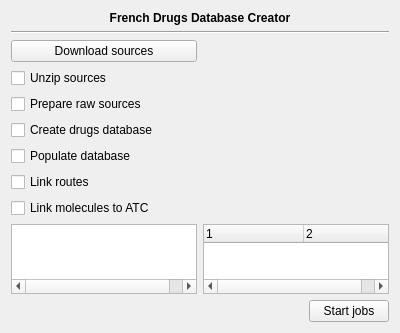
FreeHealth/freehealth, file freetoolbox/plugins/drugsdb/frenchdrugsdatabasewidget.ui: the form before one commit.
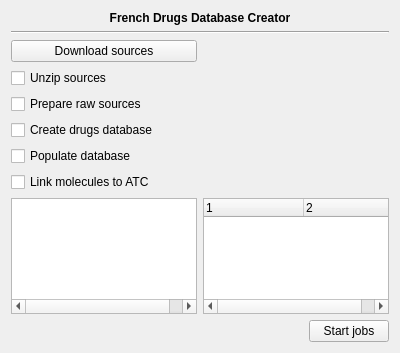
The form after the commit.

Commit message: FreeToolBox: - correcting french drug database creator

The edit to the form file:
```diff
--- a/freetoolbox/plugins/drugsdb/frenchdrugsdatabasewidget.ui
+++ b/freetoolbox/plugins/drugsdb/frenchdrugsdatabasewidget.ui
@@ -7,7 +7,7 @@
     <x>0</x>
     <y>0</y>
     <width>400</width>
-    <height>328</height>
+    <height>353</height>
    </rect>
   </property>
   <property name="windowTitle">
@@ -58,7 +58,7 @@
      </property>
     </widget>
    </item>
-   <item row="10" column="0">
+   <item row="9" column="0">
     <widget class="QTreeWidget" name="messages">
      <property name="toolTip">
       <string>MESSAGES</string>
@@ -84,7 +84,7 @@
      </column>
     </widget>
    </item>
-   <item row="10" column="1">
+   <item row="9" column="1">
     <widget class="QTreeWidget" name="errors">
      <property name="toolTip">
       <string>ERRORS</string>
@@ -110,7 +110,7 @@
      </column>
     </widget>
    </item>
-   <item row="11" column="0" colspan="2">
+   <item row="10" column="0" colspan="2">
     <layout class="QHBoxLayout" name="horizontalLayout">
      <item>
       <spacer name="horizontalSpacer">
@@ -149,13 +149,6 @@
     </widget>
    </item>
    <item row="8" column="0">
-    <widget class="QCheckBox" name="routes">
-     <property name="text">
-      <string>Link routes</string>
-     </property>
-    </widget>
-   </item>
-   <item row="9" column="0">
     <widget class="QCheckBox" name="linkMols">
      <property name="text">
       <string>Link molecules to ATC</string>
```
The commit also changes 2 other files.
